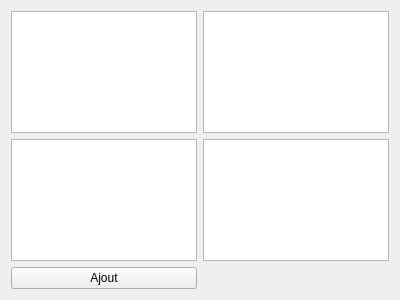
The window that formgestiontodo.ui (esauvage/coach) describes before a commit, drawn with Qt 5.
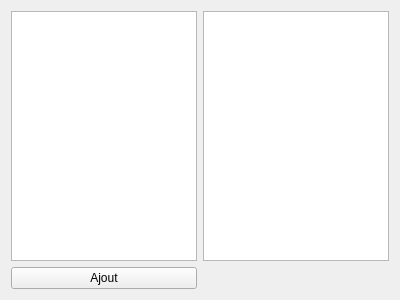
The same window after the commit.

Commit message: Suppression des listWidgets

What changed in the file:
```diff
--- a/formgestiontodo.ui
+++ b/formgestiontodo.ui
@@ -21,16 +21,10 @@
      </property>
     </widget>
    </item>
-   <item row="0" column="1">
-    <widget class="QListWidget" name="lstDone"/>
-   </item>
    <item row="0" column="0">
-    <widget class="QListWidget" name="lstTodo"/>
-   </item>
-   <item row="1" column="0">
     <widget class="QTreeView" name="treeTodo"/>
    </item>
-   <item row="1" column="1">
+   <item row="0" column="1">
     <widget class="QTreeView" name="treeDone"/>
    </item>
   </layout>
```
Left out of the diff: 2 changed lines with no effect on the pictures. The commit also changes 6 other files.
